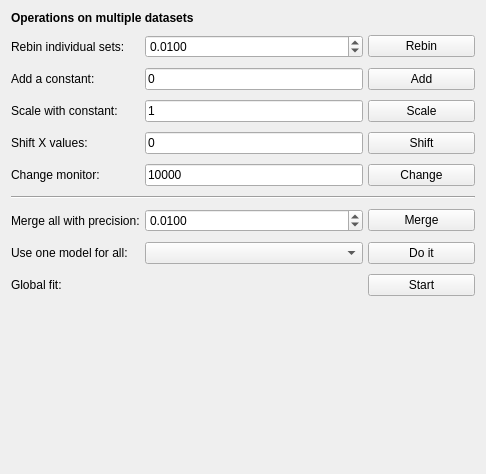
The window that ufit/gui/multiops.ui (McStasMcXtrace/ufit) describes before a commit, drawn with Qt 5.
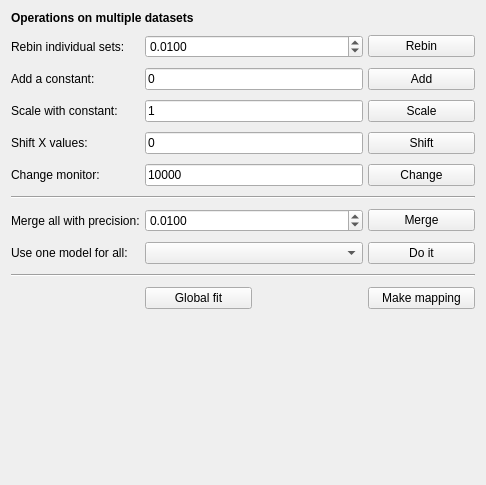
The same window after the commit.

Commit message: add gui mapping tool

What changed in the file:
```diff
--- a/ufit/gui/multiops.ui
+++ b/ufit/gui/multiops.ui
@@ -7,7 +7,7 @@
     <x>0</x>
     <y>0</y>
     <width>486</width>
-    <height>474</height>
+    <height>485</height>
    </rect>
   </property>
   <property name="windowTitle">
@@ -22,6 +22,20 @@
      <property name="verticalSpacing">
       <number>10</number>
      </property>
+     <item row="12" column="1">
+      <widget class="QPushButton" name="globalfitBtn">
+       <property name="text">
+        <string>Global fit</string>
+       </property>
+      </widget>
+     </item>
+     <item row="12" column="3">
+      <widget class="QPushButton" name="mappingBtn">
+       <property name="text">
+        <string>Make mapping</string>
+       </property>
+      </widget>
+     </item>
      <item row="9" column="1" colspan="2">
       <widget class="QComboBox" name="onemodel"/>
      </item>
@@ -92,13 +106,6 @@
        </property>
       </widget>
      </item>
-     <item row="11" column="3">
-      <widget class="QPushButton" name="globalfitBtn">
-       <property name="text">
-        <string>Start</string>
-       </property>
-      </widget>
-     </item>
      <item row="2" column="0">
       <widget class="QLabel" name="label">
        <property name="sizePolicy">
@@ -112,13 +119,6 @@
        </property>
       </widget>
      </item>
-     <item row="11" column="0">
-      <widget class="QLabel" name="label_4">
-       <property name="text">
-        <string>Global fit:</string>
-       </property>
-      </widget>
-     </item>
      <item row="1" column="3">
       <widget class="QPushButton" name="rebinBtn">
        <property name="text">
@@ -241,6 +241,13 @@
        </property>
       </widget>
      </item>
+     <item row="10" column="0" colspan="4">
+      <widget class="Line" name="line_2">
+       <property name="orientation">
+        <enum>Qt::Horizontal</enum>
+       </property>
+      </widget>
+     </item>
     </layout>
    </item>
    <item>
```
Left out of the diff: 1 changed line with no effect on the pictures. The commit also changes 6 other files.
